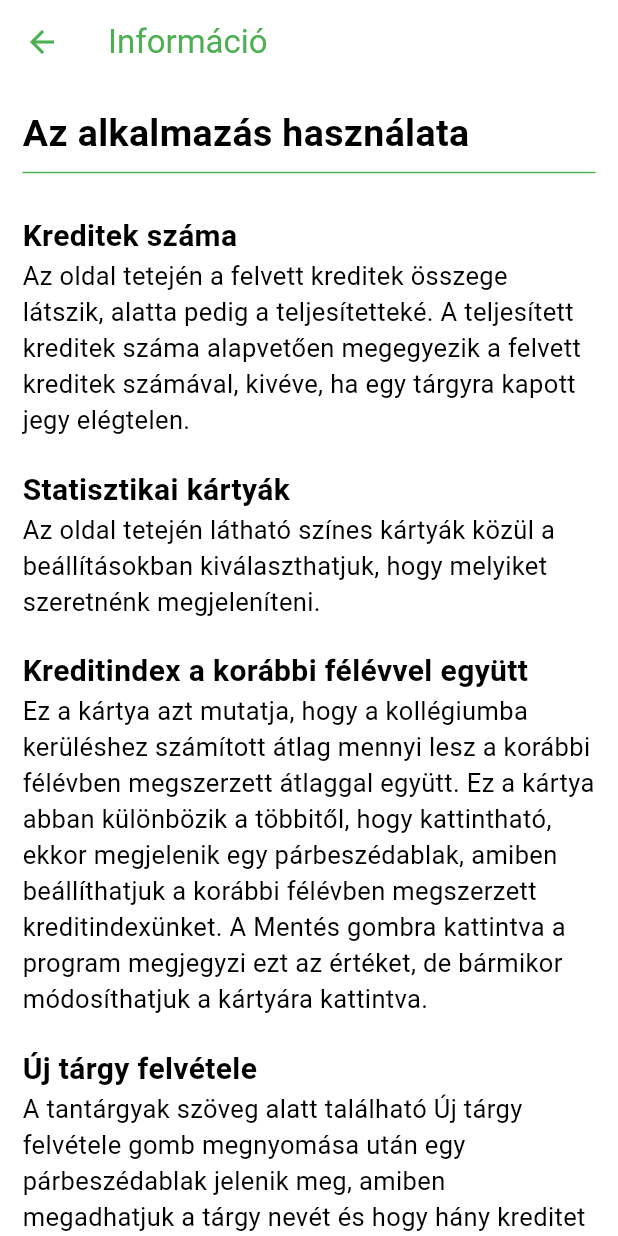
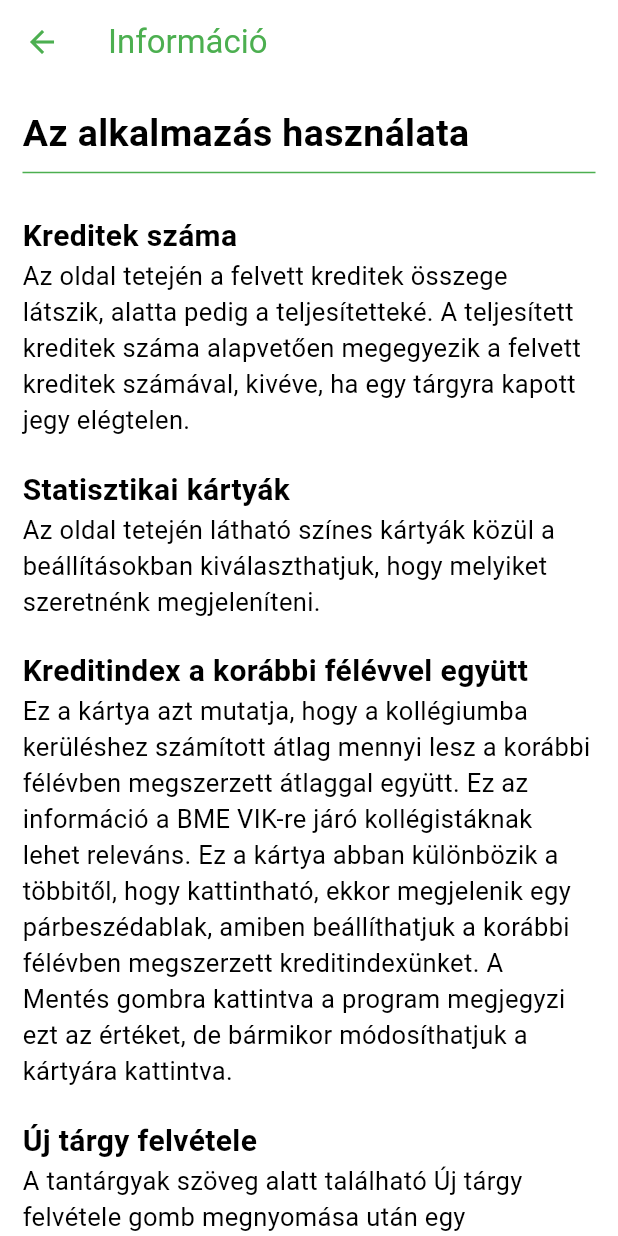
Before and after one commit to balazs003/kreditindex_calculator, a Flutter app: the InfoPage screen opened by its route, on a phone screen of 412 x 824 dp. Run offline on Flutter 3.47's test engine with Material 3 defaults, Android fonts, the phone set to English and light mode, and no system bars; our stand-ins replace flutter_slidable, shared_preferences; accounts and stored records are empty.

Commit message:
Edited information about summarized creditindex for more plausibility

```diff
--- a/lib/info_page.dart
+++ b/lib/info_page.dart
@@ -64,7 +64,7 @@ class InfoPage extends StatelessWidget {
                 ),
               ),
               Text(
-                'Ez a kártya azt mutatja, hogy a kollégiumba kerüléshez számított átlag mennyi lesz a korábbi félévben megszerzett átlaggal együtt. Ez a kártya abban különbözik a többitől, hogy kattintható, ekkor megjelenik egy párbeszédablak, amiben beállíthatjuk a korábbi félévben megszerzett kreditindexünket. A Mentés gombra kattintva a program megjegyzi ezt az értéket, de bármikor módosíthatjuk a kártyára kattintva.',
+                'Ez a kártya azt mutatja, hogy a kollégiumba kerüléshez számított átlag mennyi lesz a korábbi félévben megszerzett átlaggal együtt. Ez az információ a BME VIK-re járó kollégistáknak lehet releváns. Ez a kártya abban különbözik a többitől, hogy kattintható, ekkor megjelenik egy párbeszédablak, amiben beállíthatjuk a korábbi félévben megszerzett kreditindexünket. A Mentés gombra kattintva a program megjegyzi ezt az értéket, de bármikor módosíthatjuk a kártyára kattintva.',
                 style: TextStyle(
                   fontSize: 17,
                 ),
```
